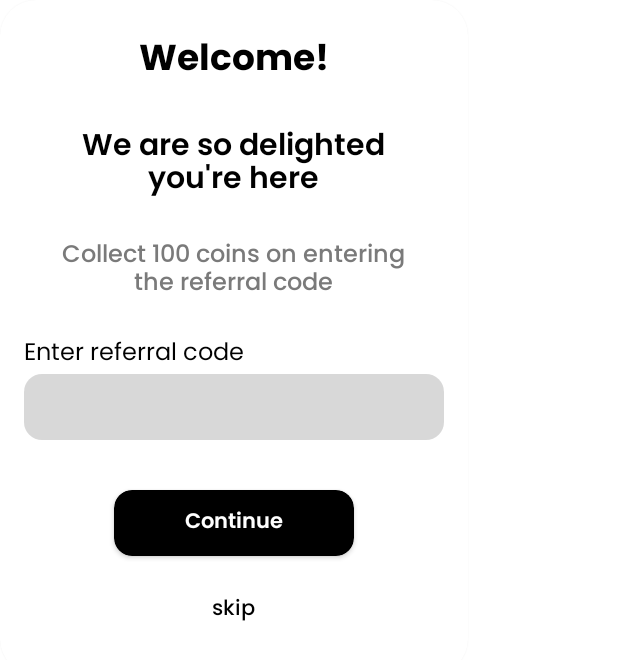
After one commit to aristaAgarwal/ICC-Frontend, an Android app: the layout referral_code_layout.xml on its own in the app's theme, with its tools: preview values and no code run, on a phone screen of 412 x 824 dp. The commit adds this screen. Shown: the top 660 px of the screen. Run offline under Robolectric (Android 15) with nearby library versions, the phone set to English and light mode, and no system bars.

Commit message:
Referral Layout

```diff
--- a/app/src/main/java/com/example/fintech/network/RetrofitBuilder.kt
+++ b/app/src/main/java/com/example/fintech/network/RetrofitBuilder.kt
@@ -8,8 +8,8 @@ import retrofit2.converter.gson.GsonConverterFactory
 object RetrofitBuilder {
 
     val baseUrl = "http://" +
-            BuildConfig.IP +
-//            "10.0.2.2" +
+//            BuildConfig.IP +
+            "10.0.2.2" +
             ":8080/"
 
     val client = OkHttpClient.Builder()
--- /dev/null
+++ b/app/src/main/res/drawable/grey_edittext.xml
@@ -0,0 +1,10 @@
+<vector xmlns:android="http://schemas.android.com/apk/res/android"
+    android:width="280dp"
+    android:height="44dp"
+    android:viewportWidth="280"
+    android:viewportHeight="44">
+  <path
+      android:pathData="M12,0L268,0A12,12 0,0 1,280 12L280,32A12,12 0,0 1,268 44L12,44A12,12 0,0 1,0 32L0,12A12,12 0,0 1,12 0z"
+      android:fillColor="#BFBFBF"
+      android:fillAlpha="0.6"/>
+</vector>
--- /dev/null
+++ b/app/src/main/res/layout/referral_code_layout.xml
@@ -0,0 +1,104 @@
+<?xml version="1.0" encoding="utf-8"?>
+<androidx.cardview.widget.CardView xmlns:android="http://schemas.android.com/apk/res/android"
+    xmlns:tools="http://schemas.android.com/tools"
+    android:layout_width="312dp"
+    android:layout_height="450dp"
+    xmlns:app="http://schemas.android.com/apk/res-auto"
+    app:cardCornerRadius="24dp"
+    app:cardBackgroundColor="@color/white">
+
+    <LinearLayout
+        android:layout_width="match_parent"
+        android:layout_height="match_parent"
+        android:orientation="vertical"
+        android:layout_marginHorizontal="16dp">
+
+        <TextView
+            android:layout_width="wrap_content"
+            android:layout_height="wrap_content"
+            android:text="@string/welcome"
+            android:fontFamily="@font/poppins_bold"
+            android:textColor="@color/black"
+            android:textSize="24sp"
+            android:layout_marginTop="20dp"
+            android:layout_gravity="center_horizontal"/>
+
+        <TextView
+            android:layout_width="wrap_content"
+            android:layout_height="wrap_content"
+            android:text="@string/we_are_so_delighted_you_re_here"
+            android:fontFamily="@font/poppins_semibold"
+            android:textColor="@color/black"
+            android:textSize="20sp"
+            android:lineHeight="24dp"
+            android:layout_marginTop="20dp"
+            android:gravity="center_horizontal"
+            android:layout_gravity="center_horizontal"/>
+
+        <TextView
+            android:layout_width="wrap_content"
+            android:layout_height="wrap_content"
+            android:text="@string/collect_100_coins_on_entering_the_referral_code"
+            android:fontFamily="@font/poppins_medium"
+            android:textColor="#7A7A7A"
+            android:textSize="16sp"
+            android:layout_marginTop="20dp"
+            android:lineHeight="20dp"
+            android:gravity="center_horizontal"
+            android:layout_gravity="center_horizontal"/>
+
+        <TextView
+            android:layout_width="wrap_content"
+            android:layout_height="wrap_content"
+            android:text="@string/enter_referral_code"
+            android:fontFamily="@font/poppins_regular"
+            android:textColor="@color/black"
+            android:textSize="16sp"
+            android:lineHeight="16dp"
+            android:layout_marginTop="20dp"
+            android:gravity="center_horizontal"/>
+
+        <EditText
+            android:layout_width="match_parent"
+            android:layout_height="wrap_content"
+            android:background="@drawable/grey_edittext"
+            android:fontFamily="@font/poppins_semibold"
+            android:textColor="@color/black"
+            android:textSize="20sp"
+            tools:ignore="SpeakableTextPresentCheck,TouchTargetSizeCheck" />
+
+        <androidx.cardview.widget.CardView
+            android:id="@+id/continue_button"
+            android:layout_width="match_parent"
+            android:layout_height="wrap_content"
+            android:layout_marginTop="33dp"
+            android:backgroundTint="@color/black"
+            android:layout_marginHorizontal="60dp"
+            app:cardCornerRadius="12dp">
+
+            <TextView
+                android:layout_width="wrap_content"
+                android:layout_height="match_parent"
+                android:text="@string/continue_button"
+                android:textColor="@color/white"
+                android:fontFamily="@font/poppins_semibold"
+                android:textSize="14sp"
+                android:layout_marginHorizontal="47dp"
+                android:layout_marginVertical="10dp"/>
+
+        </androidx.cardview.widget.CardView>
+
+        <TextView
+            android:id="@+id/skip_button"
+            android:layout_width="wrap_content"
+            android:layout_height="wrap_content"
+            android:text="@string/skip"
+            android:layout_marginVertical="24dp"
+            android:textSize="14sp"
+            android:fontFamily="@font/poppins_medium"
+            android:textColor="@color/black"
+            android:layout_gravity="center_horizontal"/>
+
+    </LinearLayout>
+
+</androidx.cardview.widget.CardView>
--- a/app/src/main/res/values/strings.xml
+++ b/app/src/main/res/values/strings.xml
@@ -1,6 +1,5 @@
 <resources>
     <string name="app_name">Fintech</string>
-    <string name="server_client_id">146947182520-ocr0fhthouqnaq37bgtkqnrck89cjqpd.apps.googleusercontent.com</string>
     <string name="login_with_google">Login with Google</string>
     <string name="login_with_phone_number">Login with Phone number</string>
     <string name="enter_phone_number">Enter Phone Number</string>
@@ -24,4 +23,12 @@
     <string name="_10">-10%</string>
     <string name="mpl_sports">MPL Sports</string>
     <string name="product_discription">Official Team India Fan Jersey - Virat Kohli (L)</string>
+    <string name="welcome">Welcome!</string>
+    <string name="we_are_so_delighted_you_re_here">We are so delighted\nyou\'re here</string>
+    <string name="collect_100_coins_on_entering_the_referral_code">Collect 100 coins on entering\nthe referral code</string>
+    <string name="continue_button">Continue</string>
+    <string name="skip">skip</string>
+    <string name="congratulations">Congratulations!</string>
+    <string name="you_just_earned_100_coins_through_a_referral">You just earned 100 coins through\na referral.</string>
+    <string name="enter_referral_code">Enter referral code</string>
 </resources>
```
Also changed, not shown: app/src/main/res/layout/referral_success_layout.xml (added, +63 -0 lines), app/src/main/res/drawable/referral_success.png (added).
